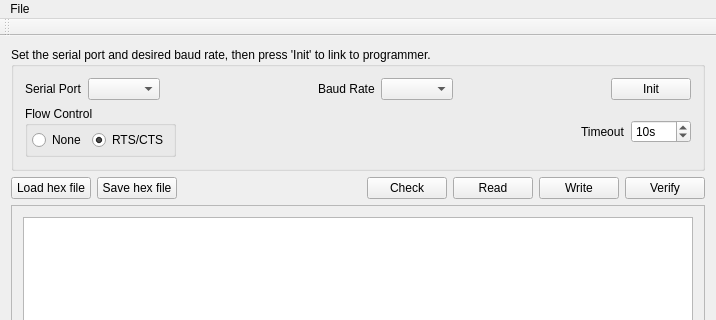
Old version of the form guiMainWindow.ui in the repository Keith969/2716prg; both pictures show x 0 to 716 and y 0 to 320 of the 716 by 557 pixel window.
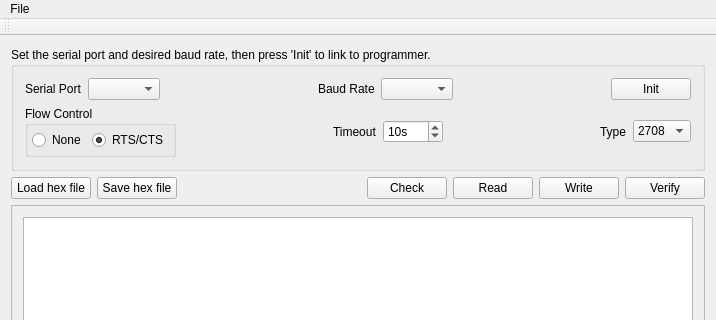
New version of the form.

```diff
--- a/guiMainWindow.ui
+++ b/guiMainWindow.ui
@@ -167,6 +167,43 @@
              </property>
             </widget>
            </item>
+           <item>
+            <spacer name="horizontalSpacer_5">
+             <property name="orientation">
+              <enum>Qt::Orientation::Horizontal</enum>
+             </property>
+             <property name="sizeHint" stdset="0">
+              <size>
+               <width>40</width>
+               <height>20</height>
+              </size>
+             </property>
+            </spacer>
+           </item>
+           <item>
+            <widget class="QLabel" name="label_4">
+             <property name="text">
+              <string>Type</string>
+             </property>
+            </widget>
+           </item>
+           <item>
+            <widget class="QComboBox" name="deviceType">
+             <property name="toolTip">
+              <string>Set the type of the EPROM</string>
+             </property>
+             <item>
+              <property name="text">
+               <string>2708</string>
+              </property>
+             </item>
+             <item>
+              <property name="text">
+               <string>8755</string>
+              </property>
+             </item>
+            </widget>
+           </item>
           </layout>
          </item>
         </layout>
```
Left out of the diff: 2 changed lines with no effect on the pictures.
